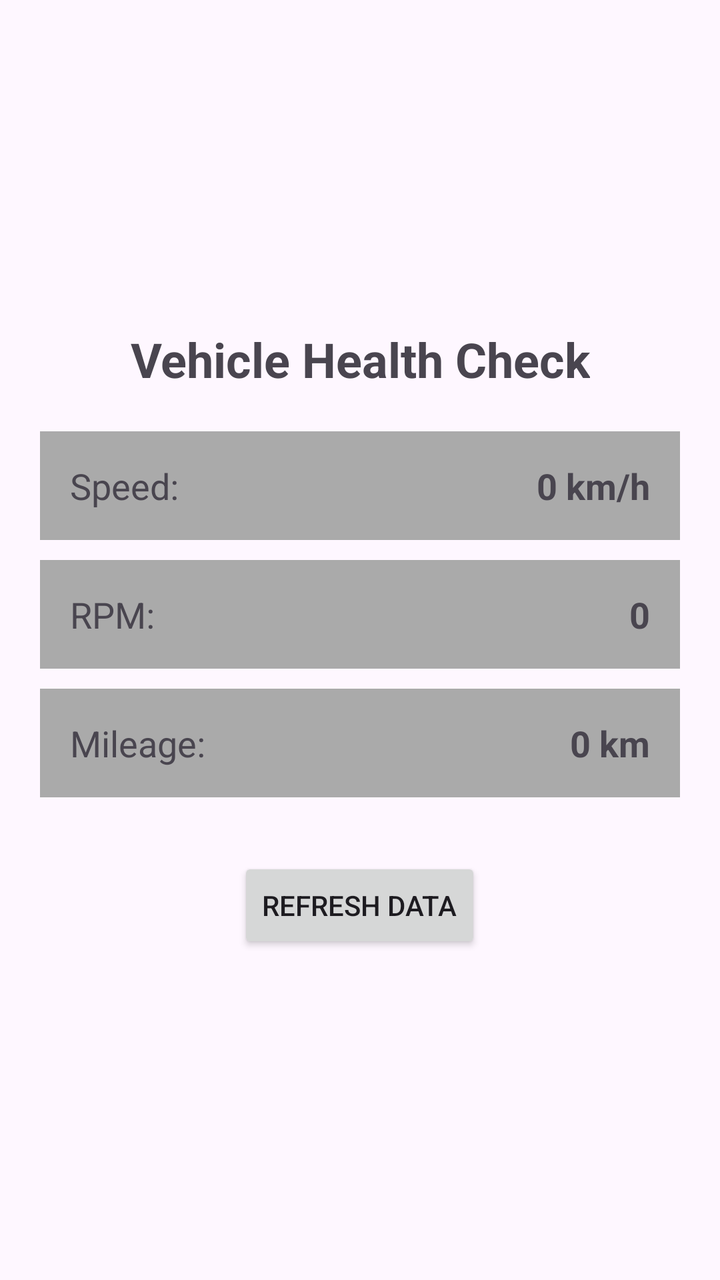
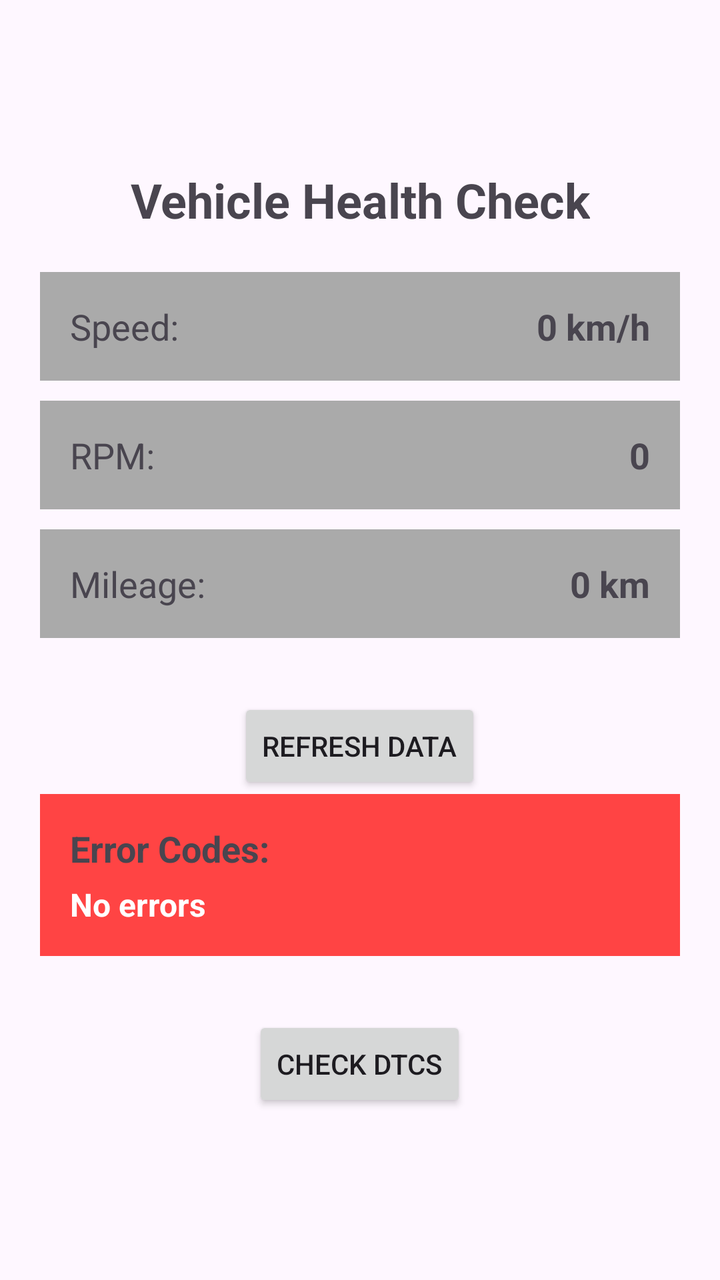

The first picture is an Android layout as it rendered before a commit; the second is the same layout after the commit. The layout source and the unified diff follow.
<!-- AndroidManifest.xml: application theme Theme.CarStatus -->
<!-- res/layout/activity_main.xml -->
<?xml version="1.0" encoding="utf-8"?>
<LinearLayout
    xmlns:android="http://schemas.android.com/apk/res/android"
    xmlns:app="http://schemas.android.com/apk/res-auto"
    xmlns:tools="http://schemas.android.com/tools"
    android:id="@+id/main"
    android:layout_width="match_parent"
    android:layout_height="match_parent"
    tools:context=".MainActivity"
    android:orientation="vertical"
    android:padding="20dp"
    android:gravity="center"
    >
    <TextView
        android:id="@+id/title"
        android:layout_width="wrap_content"
        android:layout_height="wrap_content"
        android:text="Vehicle Health Check"
        android:textSize="24sp"
        android:textStyle="bold"
        android:gravity="center"
        android:layout_marginBottom="20dp"/>

    
    <LinearLayout
        android:layout_width="match_parent"
        android:layout_height="wrap_content"
        android:padding="15dp"
        android:background="@android:color/darker_gray"
        android:orientation="horizontal"
        android:layout_marginBottom="10dp">

        <TextView
            android:layout_width="0dp"
            android:layout_height="wrap_content"
            android:layout_weight="1"
            android:text="Speed:"
            android:textSize="18sp"/>

        <TextView
            android:id="@+id/speedValue"
            android:layout_width="wrap_content"
            android:layout_height="wrap_content"
            android:text="0 km/h"
            android:textSize="18sp"
            android:textStyle="bold"/>
    </LinearLayout>

    
    <LinearLayout
        android:layout_width="match_parent"
        android:layout_height="wrap_content"
        android:padding="15dp"
        android:background="@android:color/darker_gray"
        android:orientation="horizontal"
        android:layout_marginBottom="10dp">

        <TextView
            android:layout_width="0dp"
            android:layout_height="wrap_content"
            android:layout_weight="1"
            android:text="RPM:"
            android:textSize="18sp"/>

        <TextView
            android:id="@+id/rpmValue"
            android:layout_width="wrap_content"
            android:layout_height="wrap_content"
            android:text="0"
            android:textSize="18sp"
            android:textStyle="bold"/>
    </LinearLayout>

    
    <LinearLayout
        android:layout_width="match_parent"
        android:layout_height="wrap_content"
        android:padding="15dp"
        android:background="@android:color/darker_gray"
        android:orientation="horizontal"
        android:layout_marginBottom="10dp">

        <TextView
            android:layout_width="0dp"
            android:layout_height="wrap_content"
            android:layout_weight="1"
            android:text="Mileage:"
            android:textSize="18sp"/>

        <TextView
            android:id="@+id/mileageValue"
            android:layout_width="wrap_content"
            android:layout_height="wrap_content"
            android:text="0 km"
            android:textSize="18sp"
            android:textStyle="bold"/>
    </LinearLayout>

    
    <Button
        android:id="@+id/refreshButton"
        android:layout_width="wrap_content"
        android:layout_height="wrap_content"
        android:text="Refresh Data"
        android:layout_marginTop="20dp"/>

</LinearLayout>
<!-- resources referenced by this layout -->
<resources>
  <style name="Theme.CarStatus" parent="Base.Theme.CarStatus" />
  <style name="Base.Theme.CarStatus" parent="Theme.Material3.DayNight.NoActionBar">
          
          
      </style>
</resources>

<!-- the commit's change to res/layout/activity_main.xml (unified diff, before → after) -->
@@ -104,4 +104,40 @@
         android:text="Refresh Data"
         android:layout_marginTop="20dp"/>
 
+    
+    <LinearLayout
+        android:layout_width="match_parent"
+        android:layout_height="wrap_content"
+        android:padding="15dp"
+        android:background="@android:color/holo_red_light"
+        android:orientation="vertical"
+        android:layout_marginBottom="10dp">
+
+        <TextView
+            android:layout_width="wrap_content"
+            android:layout_height="wrap_content"
+            android:text="Error Codes:"
+            android:textSize="18sp"
+            android:textStyle="bold"/>
+
+        <TextView
+            android:id="@+id/dtcCodes"
+            android:layout_width="wrap_content"
+            android:layout_height="wrap_content"
+            android:text="No errors"
+            android:textSize="16sp"
+            android:textStyle="bold"
+            android:textColor="@android:color/white"
+            android:layout_marginTop="5dp"/>
+    </LinearLayout>
+
+    
+    <Button
+        android:id="@+id/checkDTC"
+        android:layout_width="wrap_content"
+        android:layout_height="wrap_content"
+        android:text="Check DTCs"
+        android:layout_marginTop="20dp"/>
+
+
 </LinearLayout>
